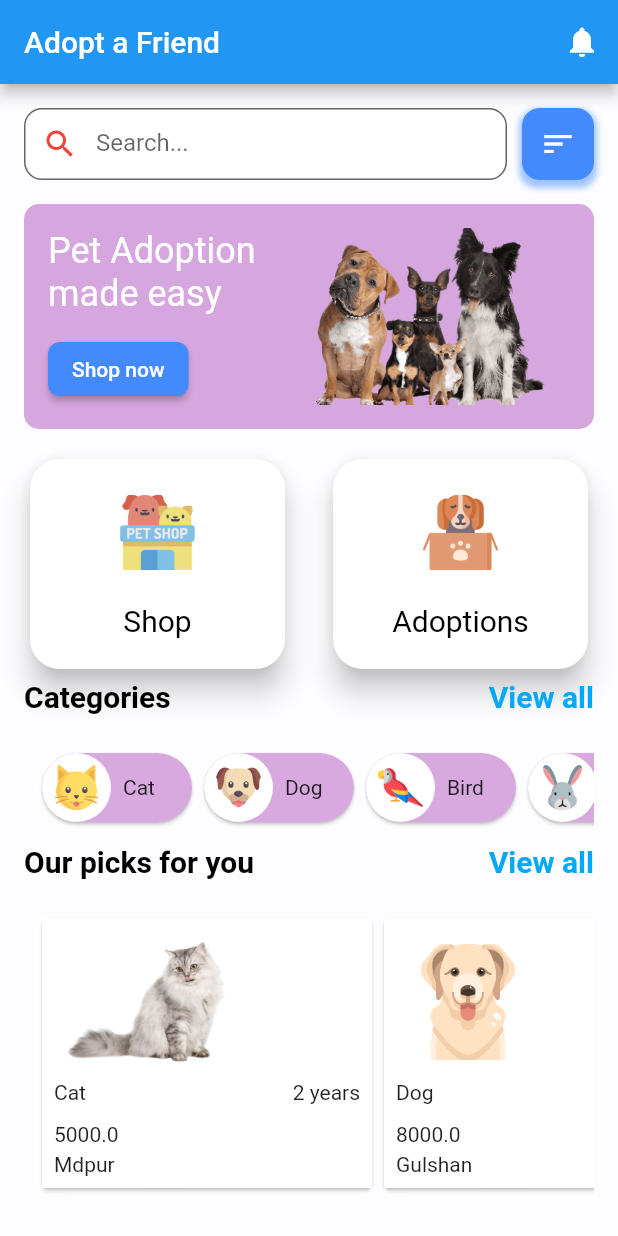
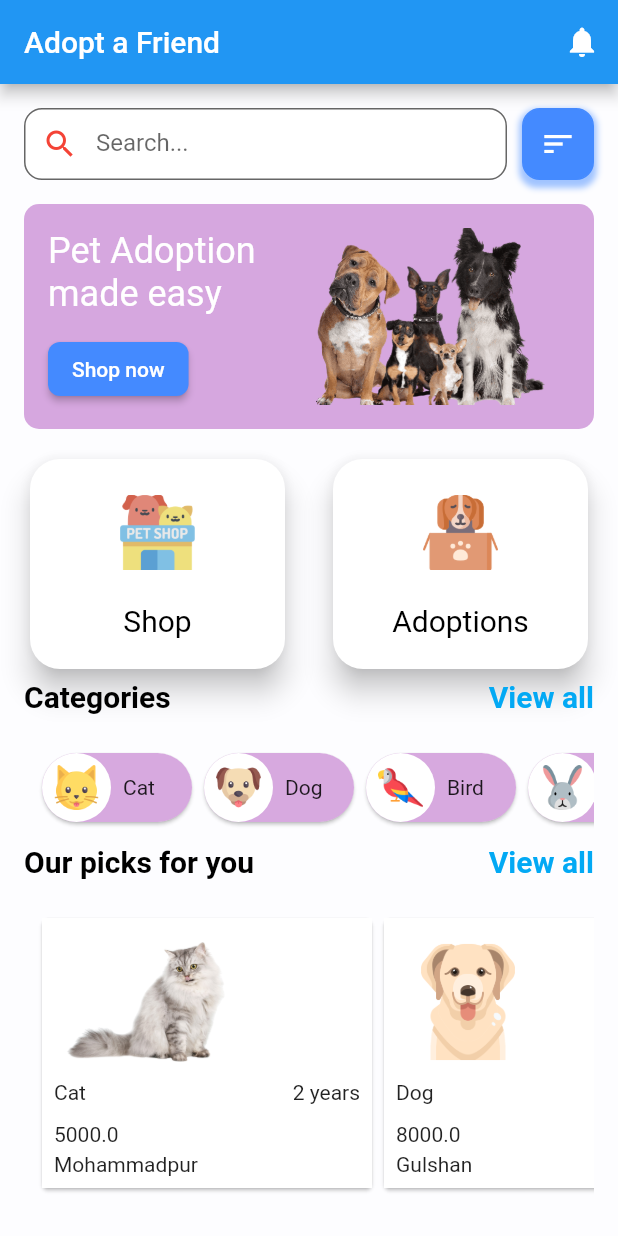
Before and after one commit to atik-sabuj/pet_shop, a Flutter app: the screen it shows after launch, on a phone screen of 412 x 824 dp. Run offline on Flutter 3.47's test engine with Material 2 defaults, Android fonts, the light colour scheme and no system bars.

Commit message:
updates designs #11

```diff
--- a/lib/model/features.dart
+++ b/lib/model/features.dart
@@ -30,7 +30,7 @@ class Features {
 }
 
 final List<Features> featuresList = [
-  Features(name: "Cat",image: "images/cat1.png", price: 5000.0, location: "Mdpur", age: "2 years", isFavorite: true),
+  Features(name: "Cat",image: "images/cat1.png", price: 5000.0, location: "Mohammadpur", age: "2 years", isFavorite: true),
   Features(name: "Dog",image: "images/dog.png", price: 8000.0, location: "Gulshan", age: "3 years", isFavorite: false),
   Features(name: "Bird",image: "images/bird1.png", price: 3000.0, location: "Dhanmondi", age: "1 year", isFavorite: true),
   Features(name: "Rabbit",image: "images/rabbit1.png", price: 7000.0, location: "Katabon", age: "2 years", isFavorite: false),
--- a/lib/pages/categories_list.dart
+++ b/lib/pages/categories_list.dart
@@ -39,7 +39,7 @@ showCategoryList() {
                         ),
                       ),
                     ),
-                    SizedBox(width: 8,),
+                    const SizedBox(width: 8,),
                     Text(categoryList[index].name.toString()),
                   ],
                 )
--- a/lib/pages/features_list.dart
+++ b/lib/pages/features_list.dart
@@ -46,7 +46,7 @@ showFeaturesList() {
                           crossAxisAlignment: CrossAxisAlignment.start,
                           children: [
                             Text(featuresList[index].name.toString()),
-                            SizedBox(width: 8,),
+                            const SizedBox(width: 8,),
                             Text(featuresList[index].age.toString()),
 
                           ],
@@ -63,7 +63,7 @@ showFeaturesList() {
           ],
         );
       }, separatorBuilder: (BuildContext context, int index) {
-      return Divider(
+      return const Divider(
         height: 8,
         color: Colors.grey,
       );
--- a/lib/pages/home_screen.dart
+++ b/lib/pages/home_screen.dart
@@ -9,7 +9,7 @@ class HomeScreen extends StatelessWidget {
   Widget build(BuildContext context) {
     return Scaffold(
       appBar: AppBar(
-        title: Text("Adopt a Friend"),
+        title: const Text("Adopt a Friend"),
         actions: [
           IconButton(
             onPressed: () {},
@@ -19,7 +19,7 @@ class HomeScreen extends StatelessWidget {
       ),
       body: SingleChildScrollView(
         child: Container(
-          color: Color(0xffFDFDFF),
+          color: const Color(0xffFDFDFF),
           child: Padding(
             padding: const EdgeInsets.all(16.0),
             child: Column(
@@ -39,19 +39,19 @@ class HomeScreen extends StatelessWidget {
                           keyboardType: TextInputType.text,
                           decoration: InputDecoration(
                             hintText: 'Search...',
-                            prefixIcon: Icon(
+                            prefixIcon: const Icon(
                               Icons.search,
                               color: Colors.red,
                             ),
                             border: OutlineInputBorder(
                               borderRadius: BorderRadius.circular(12),
-                              borderSide: BorderSide(
+                              borderSide: const BorderSide(
                                   width: 0,
                                   style: BorderStyle.none,
                                   color: Colors.red),
                             ),
                             filled: true,
-                            contentPadding: EdgeInsets.all(16),
+                            contentPadding: const EdgeInsets.all(16),
                             fillColor: Colors.white,
                           ),
                         ),
@@ -76,7 +76,7 @@ class HomeScreen extends StatelessWidget {
                               ),
                             ],
                           ),
-                          child: Icon(
+                          child: const Icon(
                             Icons.sort,
                             color: Colors.white,
                             size: 24,
@@ -87,7 +87,7 @@ class HomeScreen extends StatelessWidget {
                     ],
                   ),
                 ),
-                SizedBox(
+                const SizedBox(
                   height: 16,
                 ),
                 Container(
@@ -108,7 +108,7 @@ class HomeScreen extends StatelessWidget {
                               mainAxisAlignment: MainAxisAlignment.spaceBetween,
                               crossAxisAlignment: CrossAxisAlignment.start,
                               children: [
-                                Text(
+                                const Text(
                                   "Pet Adoption made easy",
                                   style: TextStyle(
                                       fontSize: 24,
@@ -125,7 +125,7 @@ class HomeScreen extends StatelessWidget {
                                             8.0),
                                       ),
                                     ),
-                                    child: Text(
+                                    child: const Text(
                                       "Shop now",
                                     ))
                               ],
@@ -141,7 +141,7 @@ class HomeScreen extends StatelessWidget {
                         ],
                       ),
                     )),
-                SizedBox(
+                const SizedBox(
                   height: 16,
                 ),
                 Row(
@@ -171,10 +171,10 @@ class HomeScreen extends StatelessWidget {
                                     height: 50,
                                     width: 50,
                                   ),
-                                  SizedBox(
+                                  const SizedBox(
                                     height: 8,
                                   ),
-                                  Text(
+                                  const Text(
                                     "Shop",
                                     style: TextStyle(
                                         fontSize: 20,
@@ -210,10 +210,10 @@ class HomeScreen extends StatelessWidget {
                                     height: 50,
                                     width: 50,
                                   ),
-                                  SizedBox(
+                                  const SizedBox(
                                     height: 8,
                                   ),
-                                  Text(
+                                  const Text(
                                     "Adoptions",
                                     style: TextStyle(
                                         fontSize: 20,
@@ -227,10 +227,10 @@ class HomeScreen extends StatelessWidget {
                     ),
                   ],
                 ),
-                SizedBox(
+                const SizedBox(
                   height: 16,
                 ),
-                Row(
+                const Row(
                   mainAxisAlignment: MainAxisAlignment.spaceBetween,
                   children: [
                     Text(
@@ -251,7 +251,7 @@ class HomeScreen extends StatelessWidget {
                     ),
                   ],
                 ),
-                SizedBox(
+                const SizedBox(
                   height: 16,
                 ),
 
@@ -259,10 +259,10 @@ class HomeScreen extends StatelessWidget {
                 showCategoryList(), //Category List like Cat,Dog,Bird and others
 
 
-                SizedBox(
+                const SizedBox(
                   height: 16,
                 ),
-                Row(
+                const Row(
                   mainAxisAlignment: MainAxisAlignment.spaceBetween,
                   children: [
                     Text(
@@ -283,7 +283,7 @@ class HomeScreen extends StatelessWidget {
                     ),
                   ],
                 ),
-                SizedBox(
+                const SizedBox(
                   height: 16,
                 ),
 
```
Also changed, not shown: images/horse1.png.
